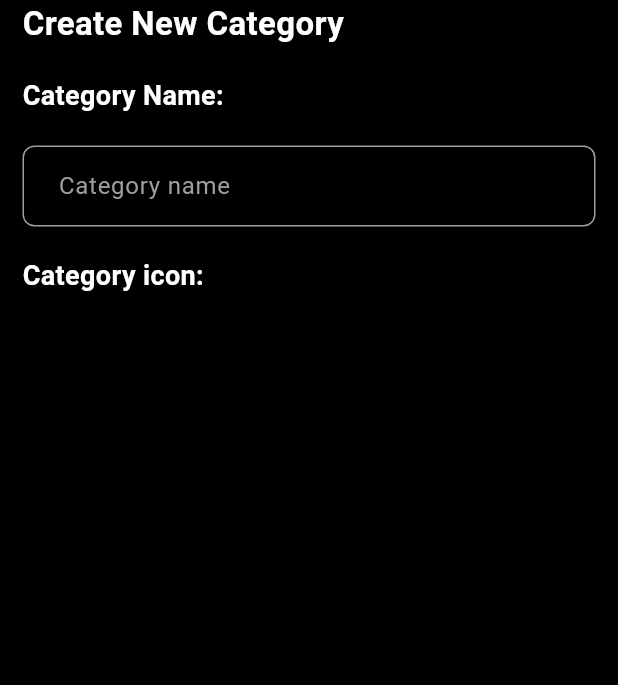
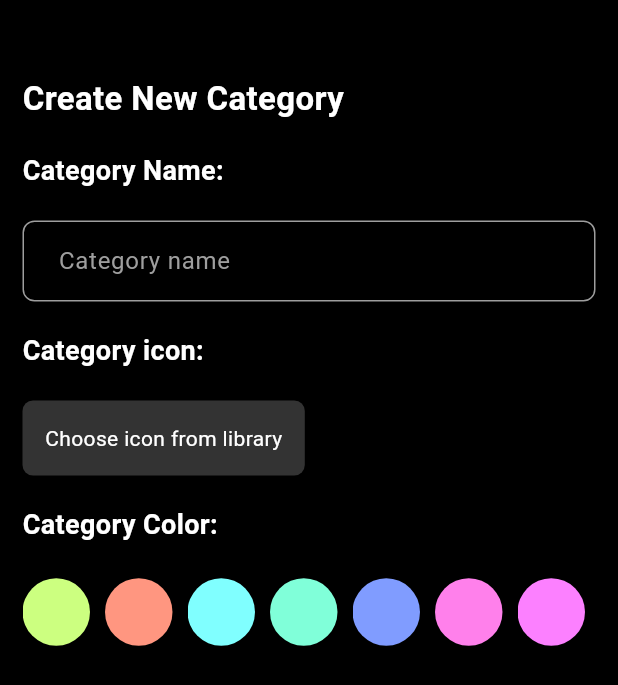
Before and after one commit to Osinmen/todolist, a Flutter app: the screen it shows after launch, on a phone screen of 412 x 824 dp. Shown: the top 685 px of the screen. Run offline on Flutter 3.47's test engine with Material 3 defaults, Android fonts, the phone set to English and light mode, and no system bars; our stand-ins replace cloud_firestore, firebase_auth, firebase_core, image_picker, smooth_page_indicator; accounts and stored records are empty.

Commit message:
coding is mind sooting

```diff
--- a/lib/gen/assets.gen.dart
+++ b/lib/gen/assets.gen.dart
@@ -17,6 +17,9 @@ class $AssetsCategoryGen {
   /// File path: assets/category/addTask.png
   AssetGenImage get addTask =>
       const AssetGenImage('assets/category/addTask.png');
+
+  /// File path: assets/category/check.png
+  AssetGenImage get check => const AssetGenImage('assets/category/check.png');
 
   /// File path: assets/category/design.png
   AssetGenImage get design => const AssetGenImage('assets/category/design.png');
@@ -53,6 +56,7 @@ class $AssetsCategoryGen {
   /// List of all assets
   List<AssetGenImage> get values => [
     addTask,
+    check,
     design,
     grocery,
     health,
--- a/lib/pages/add_category_screen.dart
+++ b/lib/pages/add_category_screen.dart
@@ -1,14 +1,27 @@
 import 'package:flutter/material.dart';
+import 'package:provider/provider.dart';
+import 'package:todolist/custom_classes/icon_class/icon_class.dart';
 import 'package:todolist/extensions/sized_box_extensions.dart';
+import 'package:todolist/gen/assets.gen.dart';
+import 'package:todolist/providers/category_color_provider.dart';
+import 'package:todolist/providers/icon_provider.dart';
 import 'package:todolist/themes/colors.dart';
 import 'package:todolist/themes/textThemes.dart';
 import 'package:todolist/widgets/category_screen_widgets/category_textfield.dart';
+import 'package:todolist/widgets/category_screen_widgets/icon_button.dart';
 
-class AddCategoryScreen extends StatelessWidget {
+class AddCategoryScreen extends StatefulWidget {
   const AddCategoryScreen({super.key});
 
   @override
+  State<AddCategoryScreen> createState() => _AddCategoryScreenState();
+}
+
+class _AddCategoryScreenState extends State<AddCategoryScreen> {
+
+  @override
   Widget build(BuildContext context) {
+  final iconProvider = Provider.of<IconProvider>(context);
     return SafeArea(
       child: Scaffold(
         backgroundColor: AppColors.background,
@@ -17,26 +30,101 @@ class AddCategoryScreen extends StatelessWidget {
           child: Column(
             crossAxisAlignment: CrossAxisAlignment.start,
             children: [
-              Text("Create New Category", style: TextStyle(
+              50.height,
+              Text(
+                "Create New Category",
+                style: TextStyle(
                   fontWeight: FontWeight.bold,
                   color: Colors.white,
-                fontSize: 22
-              ),),
+                  fontSize: 22,
+                ),
+              ),
               20.height,
-              Text("Category Name: ", style: TextStyle(
+              Text(
+                "Category Name: ",
+                style: TextStyle(
                   fontWeight: FontWeight.bold,
                   fontSize: 18,
-                color: Colors.white
-              ),),
+                  color: Colors.white,
+                ),
+              ),
               20.height,
               CategoryTextfield(),
               20.height,
-                    Text("Category icon: ", style: TextStyle(
+              Text(
+                "Category icon: ",
+                style: TextStyle(
                   fontWeight: FontWeight.bold,
                   fontSize: 18,
-                color: Colors.white
-              ),),
-
+                  color: Colors.white,
+                ),
+              ),
+              20.height,
+               GestureDetector(
+                onTap: () {
+                  //implement the fucntionaliuty
+                  IconClassLibrary.openIconLibrary(context);
+                },
+                child: iconProvider.selectedIcon == iconProvider.icons ? Container(
+                  color: AppColors.textPrimary,
+                  padding: const EdgeInsets.all(3),
+                  decoration: BoxDecoration(
+                    borderRadius: BorderRadius.circular(7)
+                  ),
+                  child: Icon(iconProvider.selectedIcon, size: 30, color: Colors.white,)) : IconCategoryButton()
+                ),
+              20.height,
+              Text(
+                "Category Color: ",
+                style: TextStyle(
+                  fontWeight: FontWeight.bold,
+                  fontSize: 18,
+                  color: Colors.white,
+                ),
+              ),
+              20.height,
+              SizedBox(
+                height: 50,
+                child: Consumer<CategoryColorProvider>(
+                  builder: (context, value, child) {
+                    return ListView.builder(
+                      scrollDirection: Axis.horizontal,
+                      itemCount: context
+                          .watch<CategoryColorProvider>()
+                          .colors
+                          .length,
+                      itemBuilder: (context, index) {
+                        final isSelected =
+                            value.selectedColor == value.colors[index];
+                        return Padding(
+                          padding: const EdgeInsets.only(right: 10),
+                          child: ClipRect(
+                            clipBehavior: Clip.hardEdge,
+                            child: GestureDetector(
+                              onTap: () {
+                                value.setSelctedColor(value.colors[index]);
+                              },
+                              child: Container(
+                                height: 45,
+                                width: 45,
+                                decoration: BoxDecoration(
+                                  color: context
+                                      .watch<CategoryColorProvider>()
+                                      .colors[index],
+                                  shape: BoxShape.circle,
+                                ),
+                                child: isSelected
+                                    ? Assets.category.check.image()
+                                    : SizedBox(),
+                              ),
+                            ),
+                          ),
+                        );
+                      },
+                    );
+                  },
+                ),
+              ),
             ],
           ),
         ),
@@ -44,3 +132,5 @@ class AddCategoryScreen extends StatelessWidget {
     );
   }
 }
+
+//implement
--- /dev/null
+++ b/lib/providers/category_color_provider.dart
@@ -0,0 +1,29 @@
+import 'package:flutter/material.dart';
+
+class CategoryColorProvider extends ChangeNotifier{
+
+ final List<Color> _colors = [
+  const Color(0xFFCCFF80),
+  const Color(0xFFFF9680),
+  const Color(0xFF80FFFF), // Sport
+  const Color(0xFF80FFD9), // Design
+  const Color(0xFF809CFF), // University
+  const Color(0xFFFF80EB), // Social
+  const Color(0xFFFC80FF), // Music
+  const Color(0xFF80FFA3), // Health
+  const Color(0xFF80D1FF), // Movie
+  const Color(0xFFFFCC80), // Home
+  const Color(0xFF80FFD1), // Create New
+];
+
+List<Color> get colors => _colors;
+Color? _selectedColor;
+Color? get selectedColor => _selectedColor;
+
+void setSelctedColor(Color color) {
+  _selectedColor = color;
+  notifyListeners();
+}
+
+
+}
--- a/lib/providers/category_provider.dart
+++ b/lib/providers/category_provider.dart
@@ -67,7 +67,7 @@ final List<CategoryModel> _categories = [
     List<CategoryModel> get categories => _categories;
 
     void add(CategoryModel categoryBox) {
-      _categories.add(categoryBox);
+      _categories.insert(_categories.length - 1, categoryBox);
       notifyListeners();
     }
 
--- /dev/null
+++ b/lib/providers/icon_provider.dart
@@ -0,0 +1,47 @@
+import 'package:flutter/material.dart';
+
+class IconProvider extends ChangeNotifier{
+
+    final List<IconData> _icons = [
+    Icons.shopping_cart,
+    Icons.work,
+    Icons.sports_soccer,
+    Icons.design_services,
+    Icons.school,
+    Icons.people,
+    Icons.music_note,
+    Icons.health_and_safety,
+    Icons.movie,
+    Icons.home,
+    Icons.add,
+    Icons.book,
+    Icons.camera_alt,
+    Icons.computer,
+    Icons.fastfood,
+    Icons.flight,
+    Icons.directions_car,
+    Icons.pets,
+    Icons.phone,
+    Icons.wifi,
+    Icons.games,
+    Icons.chat,
+    Icons.fitness_center,
+    Icons.language,
+    Icons.nightlight,
+    Icons.palette,
+    Icons.favorite,
+    Icons.science,
+    Icons.lightbulb,
+  ];
+  List<IconData> get icons => _icons;
+
+  IconData? _selectedIcon;
+  IconData? get selectedIcon => _selectedIcon;
+
+  void setSelectedIcon(IconData icon) {
+    _selectedIcon = icon;
+    notifyListeners();
+  }
+}
+
+//dont give up never give up
--- /dev/null
+++ b/lib/widgets/category_screen_widgets/icon_button.dart
@@ -0,0 +1,21 @@
+import 'package:flutter/material.dart';
+import 'package:todolist/themes/colors.dart';
+
+class IconCategoryButton extends StatelessWidget {
+  const IconCategoryButton({super.key});
+
+  @override
+  Widget build(BuildContext context) {
+    return InkWell(
+      child: Container(
+        padding: const EdgeInsets.all(15),
+        decoration: BoxDecoration(
+
+          color: AppColors.textPrimary,
+          borderRadius: BorderRadius.circular(7)
+        ),
+        child: Text("Choose icon from library", style: TextStyle(color: Colors.white),),
+      ),
+    );
+  }
+}
```
Also changed, not shown: lib/custom_classes/category_class/category_class.dart (+21 -4 lines), lib/custom_classes/icon_class/icon_class.dart (added, +69 -0 lines), lib/main.dart (+8 -0 lines), assets/category/check.png (added), lib/pages/user_profile/user_profile.dart (line endings or trailing spaces). Lines whose indentation alone changed are shown as unchanged.
